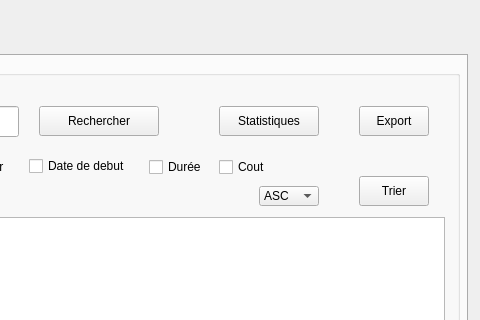
The window that Khalil SRIDI/gestionAmelioration/mainwindow.ui (KhalilSRIDI/Smart_Factory_2A1) describes before a commit, drawn with Qt 5; both pictures show x 743 to 1223 and y 0 to 320 of the 1223 by 670 pixel window.
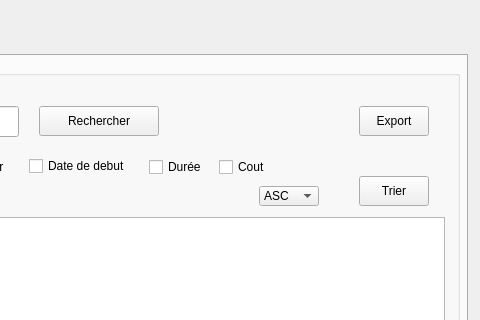
The same window after the commit.

```diff
--- a/Khalil SRIDI/gestionAmelioration/mainwindow.ui
+++ b/Khalil SRIDI/gestionAmelioration/mainwindow.ui
@@ -679,19 +679,6 @@
         <string>Export</string>
        </property>
       </widget>
-      <widget class="QPushButton" name="pushButton_6">
-       <property name="geometry">
-        <rect>
-         <x>510</x>
-         <y>50</y>
-         <width>100</width>
-         <height>30</height>
-        </rect>
-       </property>
-       <property name="text">
-        <string>Statistiques</string>
-       </property>
-      </widget>
       <widget class="QTableView" name="tableViewF">
        <property name="geometry">
         <rect>
```
